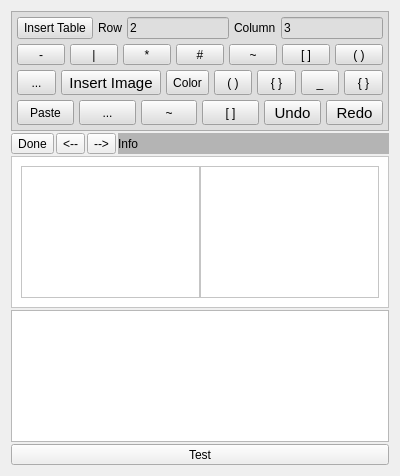
Before: the Qt Designer form src/dlgMemos.ui in ic005k/Knot-Legacy, drawn with Qt 5.
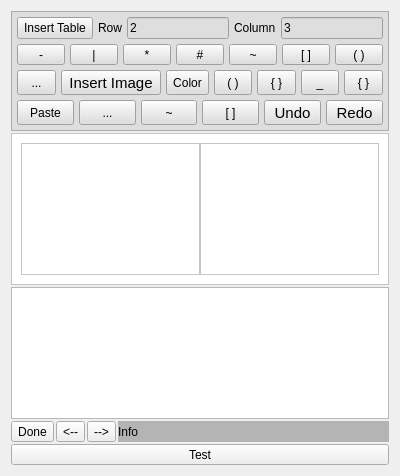
After: the same form once the commit is applied. Icons and pictures are not drawn.

What changed in the file:
```diff
--- a/src/dlgMemos.ui
+++ b/src/dlgMemos.ui
@@ -578,6 +578,51 @@
      </layout>
     </widget>
    </item>
+   <item>
+    <widget class="QFrame" name="frameEdit">
+     <property name="minimumSize">
+      <size>
+       <width>0</width>
+       <height>100</height>
+      </size>
+     </property>
+     <property name="styleSheet">
+      <string notr="true">background-color: rgb(255, 255, 255);</string>
+     </property>
+     <property name="frameShape">
+      <enum>QFrame::StyledPanel</enum>
+     </property>
+     <property name="frameShadow">
+      <enum>QFrame::Raised</enum>
+     </property>
+     <layout class="QGridLayout" name="gridLayout">
+      <item row="0" column="0">
+       <layout class="QHBoxLayout" name="horizontalLayout_5">
+        <property name="spacing">
+         <number>0</number>
+        </property>
+        <item>
+         <widget class="QTextEdit" name="editLineSn">
+          <property name="acceptRichText">
+           <bool>false</bool>
+          </property>
+         </widget>
+        </item>
+        <item>
+         <widget class="QTextEdit" name="editSource">
+          <property name="acceptRichText">
+           <bool>false</bool>
+          </property>
+         </widget>
+        </item>
+       </layout>
+      </item>
+     </layout>
+    </widget>
+   </item>
+   <item>
+    <widget class="QTextEdit" name="textEdit"/>
+   </item>
    <item>
     <layout class="QHBoxLayout" name="horizontalLayout_6">
      <item>
@@ -638,51 +683,6 @@
      </item>
     </layout>
    </item>
-   <item>
-    <widget class="QFrame" name="frameEdit">
-     <property name="minimumSize">
-      <size>
-       <width>0</width>
-       <height>100</height>
-      </size>
-     </property>
-     <property name="styleSheet">
-      <string notr="true">background-color: rgb(255, 255, 255);</string>
-     </property>
-     <property name="frameShape">
-      <enum>QFrame::StyledPanel</enum>
-     </property>
-     <property name="frameShadow">
-      <enum>QFrame::Raised</enum>
-     </property>
-     <layout class="QGridLayout" name="gridLayout">
-      <item row="0" column="0">
-       <layout class="QHBoxLayout" name="horizontalLayout_5">
-        <property name="spacing">
-         <number>0</number>
-        </property>
-        <item>
-         <widget class="QTextEdit" name="editLineSn">
-          <property name="acceptRichText">
-           <bool>false</bool>
-          </property>
-         </widget>
-        </item>
-        <item>
-         <widget class="QTextEdit" name="editSource">
-          <property name="acceptRichText">
-           <bool>false</bool>
-          </property>
-         </widget>
-        </item>
-       </layout>
-      </item>
-     </layout>
-    </widget>
-   </item>
-   <item>
-    <widget class="QTextEdit" name="textEdit"/>
-   </item>
    <item>
     <widget class="QToolButton" name="btnTest">
      <property name="sizePolicy">
```
